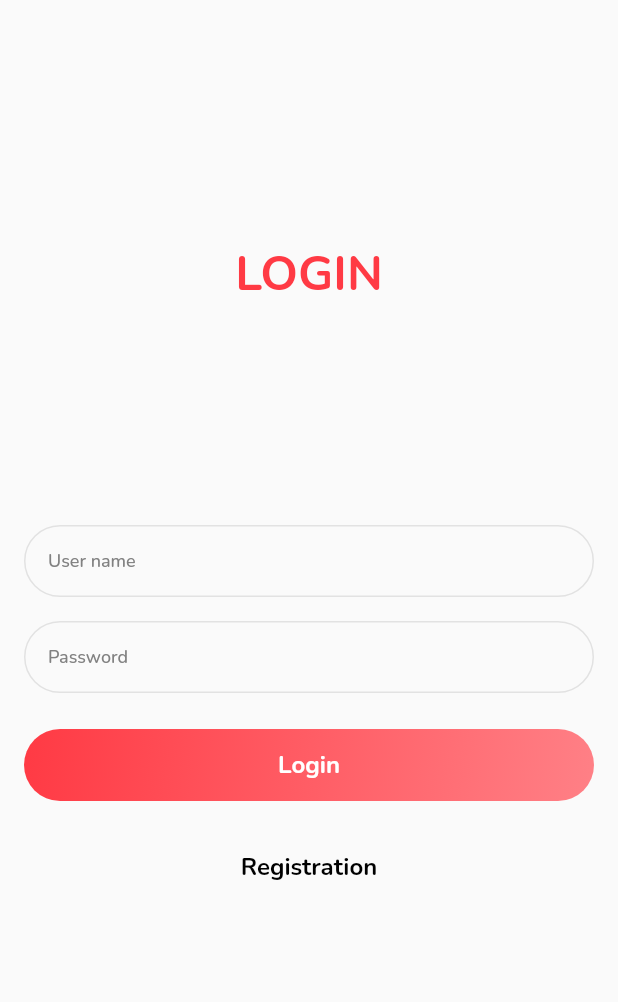
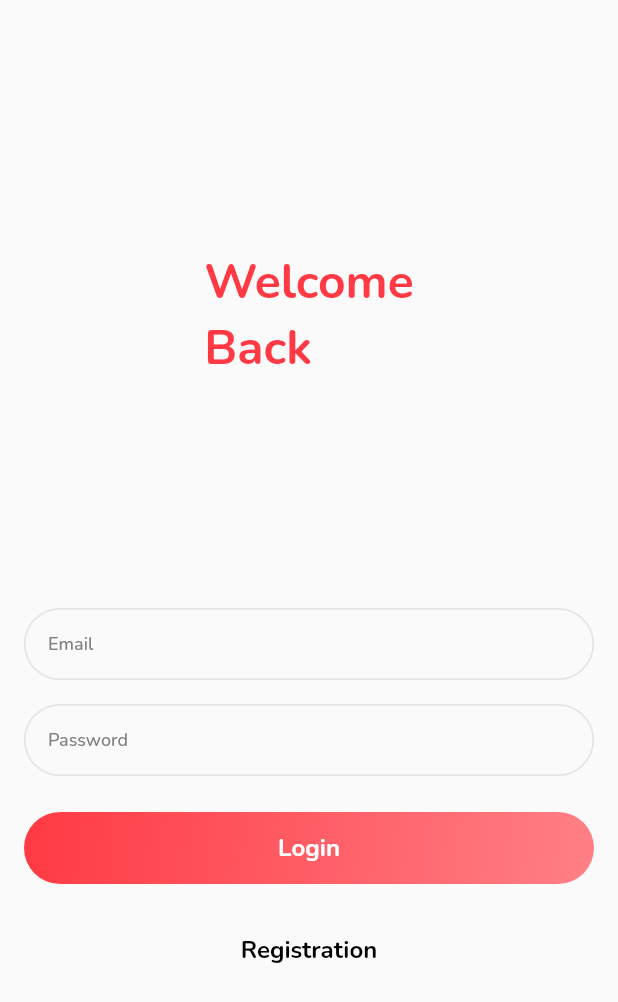
Before and after one commit to lakmalz/News-App-Flutter, a Flutter app: the screen it shows after launch, on a phone screen of 412 x 824 dp. Shown: the top 1002 px of the screen. Run offline on Flutter 3.47's test engine with Material 2 defaults, Android fonts, the phone set to English and light mode, and no system bars; our stand-ins replace cached_network_image, carousel_slider, dartz, dio, flutter_easyloading, get and 4 more; missing offline and left inert: chip_list; generated files the repository leaves out were written again.

Commit message:
Signup UI

```diff
--- a/lib/screens/favourite_screen/favourite_controller.dart
+++ b/lib/screens/favourite_screen/favourite_controller.dart
@@ -2,4 +2,6 @@ import 'package:get/get_state_manager/get_state_manager.dart';
 
 class FavouriteController extends GetxController{
 
+
+
 }
--- a/lib/screens/login/login_binding.dart
+++ b/lib/screens/login/login_binding.dart
@@ -1,9 +1,10 @@
 import 'package:get/get.dart';
+import 'package:news_app/screens/login/login_controller.dart';
 
 class LoginBinding extends Bindings{
   @override
   void dependencies() {
-    // TODO: implement dependencies
+    Get.lazyPut(() => LoginController());
   }
 
 }
--- a/lib/screens/login/login_screen.dart
+++ b/lib/screens/login/login_screen.dart
@@ -1,16 +1,16 @@
 import 'package:flutter/material.dart';
+import 'package:get/get.dart';
 import 'package:get/get_state_manager/get_state_manager.dart';
-import 'package:news_app/screens/favourite_screen/favourite_controller.dart';
+import 'package:news_app/screens/login/login_controller.dart';
 import 'package:news_app/utils/global_widgets/gradient_button.dart';
 import 'package:news_app/utils/global_widgets/input_field.dart';
-import 'package:news_app/utils/global_widgets/rounded_border_button%20copy.dart';
 import 'package:news_app/utils/global_widgets/v_spacer.dart';
 import 'package:news_app/utils/styles/app_colors.dart';
 import 'package:news_app/utils/styles/dimensions.dart';
 import 'package:news_app/utils/styles/resources.dart';
 import 'package:news_app/utils/styles/styles.dart';
 
-class LoginScreen extends GetView<FavouriteController> {
+class LoginScreen extends GetView<LoginController> {
   const LoginScreen({Key? key}) : super(key: key);
 
   @override
@@ -23,10 +23,11 @@ class LoginScreen extends GetView<FavouriteController> {
             children: [
               const Spacer(),
               Text(
-                'LOGIN',
+                'Welcome\nBack',
                 style: Styles.bold32pxTextStyle(AppColors.primaryColor),
               ),
               const Spacer(),
+
               InputField(hintText: Resources.hintTextUserName),
               const VSpacer(
                 space: 16,
@@ -43,12 +44,14 @@ class LoginScreen extends GetView<FavouriteController> {
                 space: 20,
               ),
               TextButton(
-                onPressed: () {},
+                onPressed: () => controller.onTapRegistration(),
                 child: Text('Registration',
                     style: Styles.bold16pxTextStyle(AppColors.blackColor)),
               ),
-              VSpacer(
-                space: Dimensions.loginBottomSpace,
+              Expanded(
+                child: VSpacer(
+                  space: Dimensions.loginBottomSpace,
+                ),
               )
             ],
           ),
--- a/lib/screens/news_list/news_list_controller.dart
+++ b/lib/screens/news_list/news_list_controller.dart
@@ -60,7 +60,7 @@ class NewsListController extends BaseController with PageHelper {
           searchKey.value, 'en', _sortBy.value, page, isInitialLoading);
     } else {
       await getNewsByCategory(
-          'us', searchKey.value, _category ?? '', page, isInitialLoading);
+          'us', searchKey.value, _category, page, isInitialLoading);
     }
   }
 
--- a/lib/screens/user_registration/registration_binding.dart
+++ b/lib/screens/user_registration/registration_binding.dart
@@ -1,9 +1,10 @@
 import 'package:get/get.dart';
+import 'package:news_app/screens/user_registration/registration_controller.dart';
 
 class RegistrationBinding extends Bindings{
   @override
   void dependencies() {
-    // TODO: implement dependencies
+    Get.lazyPut(() => RegistrationController());
   }
 
 }
--- a/lib/screens/user_registration/registration_controller.dart
+++ b/lib/screens/user_registration/registration_controller.dart
@@ -1,5 +1,6 @@
 import 'package:get/get_state_manager/get_state_manager.dart';
 
 class RegistrationController extends GetxController{
+  onTapSignUp() {}
 
 }
--- a/lib/utils/styles/resources.dart
+++ b/lib/utils/styles/resources.dart
@@ -1,6 +1,7 @@
 class Resources {
   static String hintText = 'Dogecoin to the Moon';
-  static String hintTextUserName = 'User name';
+  static String hintTextName = 'Name';
+  static String hintTextUserName = 'Email';
   static String hintTextPassword = 'Password';
   static String labelSeeAll = 'See All';
   static String labelLatestNews = 'Latest News';
```
Also changed, not shown: lib/screens/login/login_controller.dart (+7 -0 lines), lib/screens/user_registration/registration_screen.dart (+44 -3 lines), lib/utils/global_widgets/goback_appbar.dart (added, +27 -0 lines).
